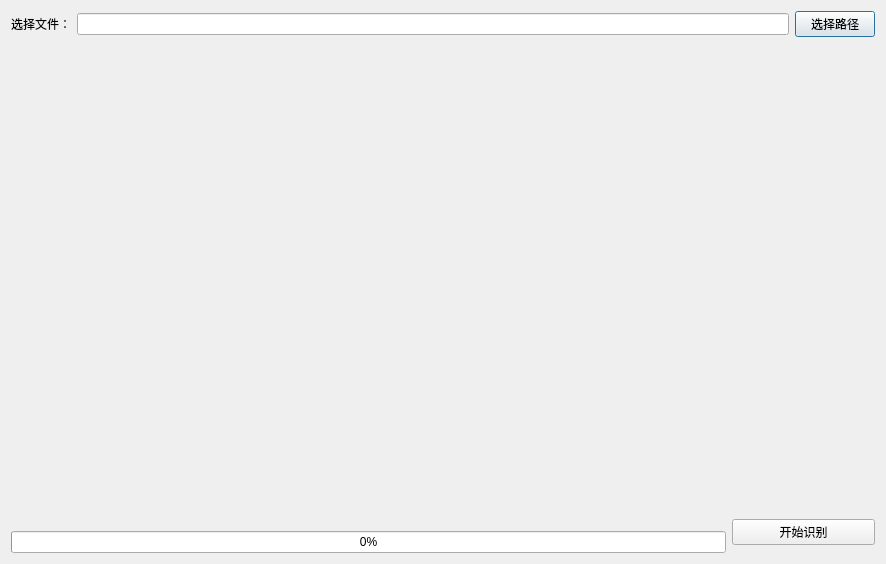
Before: the Qt Designer form GUI/test.ui in ZxxWs/IdentifyBuilding, drawn with Qt 5.
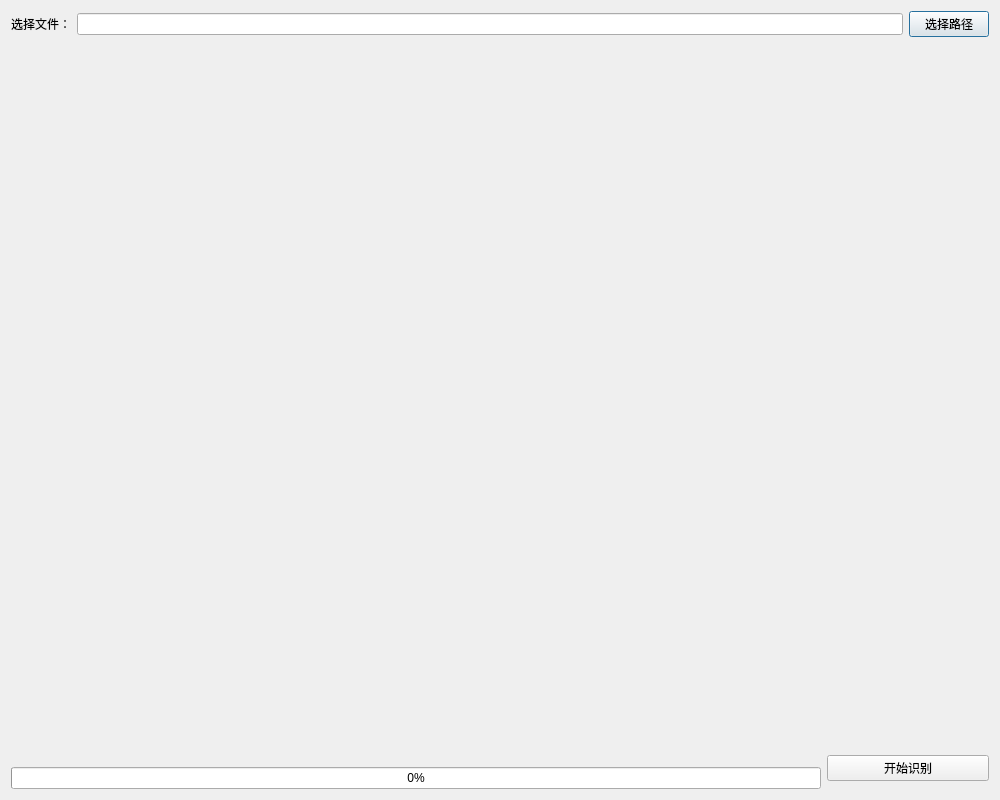
After: the same form once the commit is applied.

The edit to the form file:
```diff
--- a/GUI/test.ui
+++ b/GUI/test.ui
@@ -6,8 +6,8 @@
    <rect>
     <x>0</x>
     <y>0</y>
-    <width>886</width>
-    <height>564</height>
+    <width>1000</width>
+    <height>800</height>
    </rect>
   </property>
   <property name="windowTitle">
```
